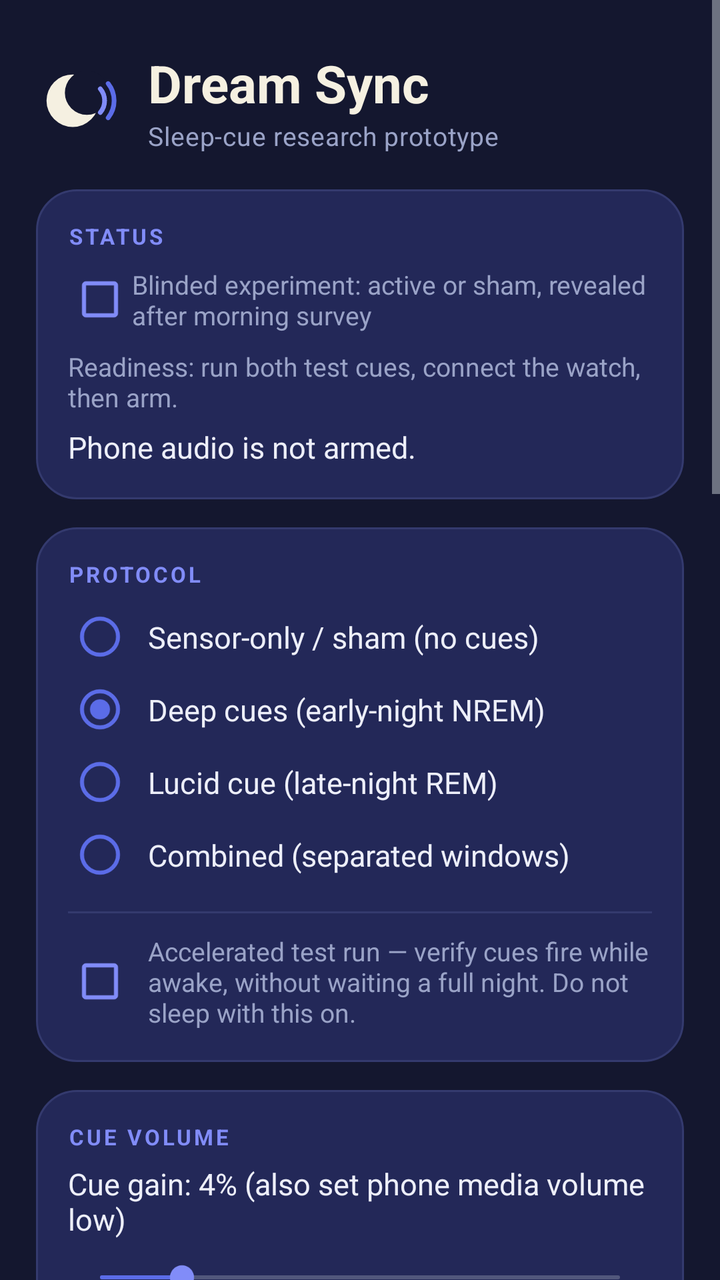
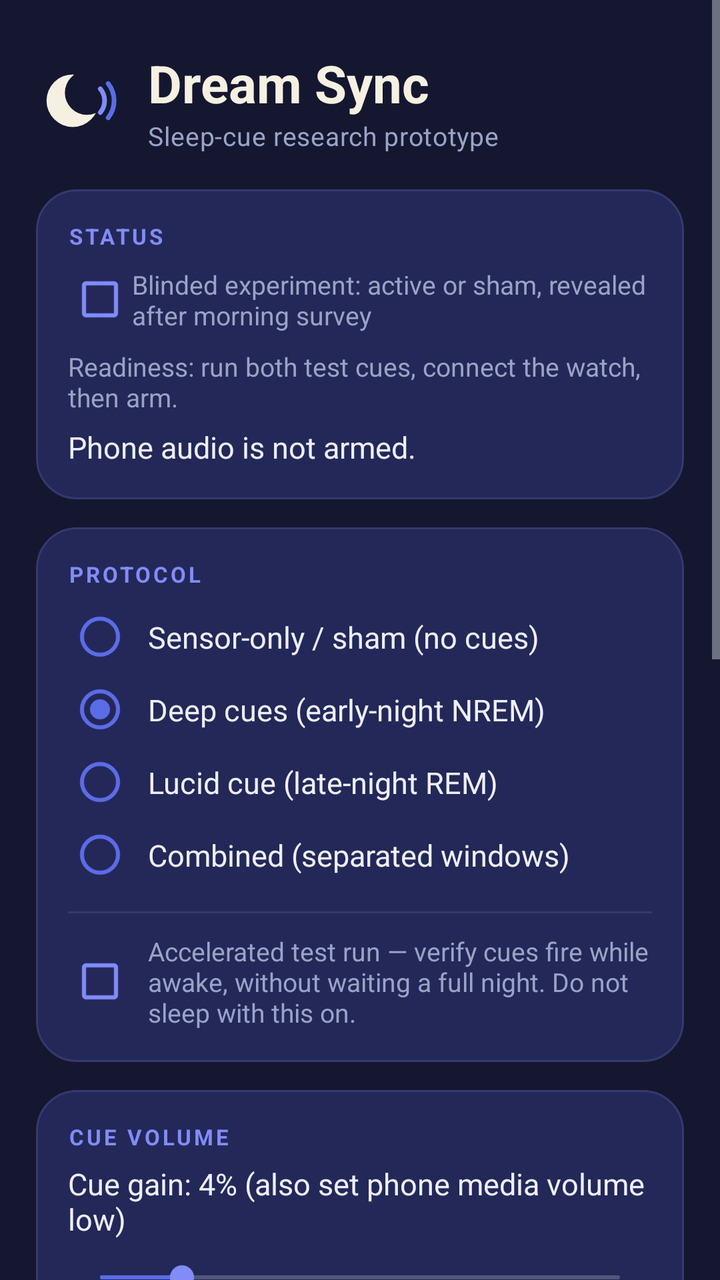

An Android layout rendered at two revisions. The XML below is the earlier revision; the diff shows what the commit changed to produce the second picture.
<!-- AndroidManifest.xml: application theme Theme.DreamSync -->
<!-- res/layout/activity_main.xml -->
<?xml version="1.0" encoding="utf-8"?>
<ScrollView xmlns:android="http://schemas.android.com/apk/res/android"
    android:layout_width="match_parent"
    android:layout_height="match_parent"
    android:background="@color/ds_bg"
    android:fillViewport="true"
    android:fitsSystemWindows="true">

    <LinearLayout
        android:layout_width="match_parent"
        android:layout_height="wrap_content"
        android:orientation="vertical"
        android:paddingHorizontal="18dp"
        android:paddingTop="24dp"
        android:paddingBottom="28dp">

        
        <LinearLayout
            android:layout_width="match_parent"
            android:layout_height="wrap_content"
            android:gravity="center_vertical"
            android:orientation="horizontal">

            <ImageView
                android:layout_width="42dp"
                android:layout_height="42dp"
                android:contentDescription="@string/app_name"
                android:src="@drawable/ic_moon" />

            <LinearLayout
                android:layout_width="0dp"
                android:layout_height="wrap_content"
                android:layout_marginStart="14dp"
                android:layout_weight="1"
                android:orientation="vertical">

                <TextView
                    android:layout_width="match_parent"
                    android:layout_height="wrap_content"
                    android:text="@string/app_name"
                    android:textColor="@color/ds_cream"
                    android:textSize="26sp"
                    android:textStyle="bold" />

                <TextView
                    android:layout_width="match_parent"
                    android:layout_height="wrap_content"
                    android:letterSpacing="0.02"
                    android:text="Sleep-cue research prototype"
                    android:textColor="@color/ds_muted"
                    android:textSize="13sp" />
            </LinearLayout>
        </LinearLayout>

        
        <LinearLayout
            android:layout_width="match_parent"
            android:layout_height="wrap_content"
            android:layout_marginTop="18dp"
            android:background="@drawable/bg_card"
            android:orientation="vertical"
            android:padding="16dp">

            <TextView
                android:layout_width="match_parent"
                android:layout_height="wrap_content"
                android:letterSpacing="0.12"
                android:text="STATUS"
                android:textColor="@color/ds_violet"
                android:textSize="11sp"
                android:textStyle="bold" />

            <CheckBox
                android:id="@+id/blindTrialCheck"
                android:layout_width="match_parent"
                android:layout_height="wrap_content"
                android:layout_marginTop="8dp"
                android:buttonTint="@color/ds_violet"
                android:text="Blinded experiment: active or sham, revealed after morning survey"
                android:textColor="@color/ds_muted"
                android:textSize="13sp" />

            <TextView
                android:id="@+id/readinessText"
                android:layout_width="match_parent"
                android:layout_height="wrap_content"
                android:layout_marginTop="8dp"
                android:text="Readiness: run both test cues, connect the watch, then arm."
                android:textColor="@color/ds_muted"
                android:textSize="13sp" />

            <TextView
                android:id="@+id/statusText"
                android:layout_width="match_parent"
                android:layout_height="wrap_content"
                android:layout_marginTop="6dp"
                android:text="Phone audio is not armed."
                android:textColor="@color/ds_text"
                android:textSize="15sp" />
        </LinearLayout>

        
        <LinearLayout
            android:layout_width="match_parent"
            android:layout_height="wrap_content"
            android:layout_marginTop="14dp"
            android:background="@drawable/bg_card"
            android:orientation="vertical"
            android:padding="16dp">

            <TextView
                android:layout_width="match_parent"
                android:layout_height="wrap_content"
                android:letterSpacing="0.12"
                android:text="PROTOCOL"
                android:textColor="@color/ds_violet"
                android:textSize="11sp"
                android:textStyle="bold" />

            <RadioGroup
                android:id="@+id/modeGroup"
                android:layout_width="match_parent"
                android:layout_height="wrap_content"
                android:layout_marginTop="6dp">

                <RadioButton
                    android:id="@+id/modeSensor"
                    android:layout_width="match_parent"
                    android:layout_height="wrap_content"
                    android:buttonTint="@color/ds_indigo"
                    android:paddingStart="8dp"
                    android:paddingVertical="8dp"
                    android:text="Sensor-only / sham (no cues)"
                    android:textColor="@color/ds_text"
                    android:textSize="15sp" />

                <RadioButton
                    android:id="@+id/modeDeep"
                    android:layout_width="match_parent"
                    android:layout_height="wrap_content"
                    android:buttonTint="@color/ds_indigo"
                    android:checked="true"
                    android:paddingStart="8dp"
                    android:paddingVertical="8dp"
                    android:text="Deep cues (early-night NREM)"
                    android:textColor="@color/ds_text"
                    android:textSize="15sp" />

                <RadioButton
                    android:id="@+id/modeLucid"
                    android:layout_width="match_parent"
                    android:layout_height="wrap_content"
                    android:buttonTint="@color/ds_indigo"
                    android:paddingStart="8dp"
                    android:paddingVertical="8dp"
                    android:text="Lucid cue (late-night REM)"
                    android:textColor="@color/ds_text"
                    android:textSize="15sp" />

                <RadioButton
                    android:id="@+id/modeCombined"
                    android:layout_width="match_parent"
                    android:layout_height="wrap_content"
                    android:buttonTint="@color/ds_indigo"
                    android:paddingStart="8dp"
                    android:paddingVertical="8dp"
                    android:text="Combined (separated windows)"
                    android:textColor="@color/ds_text"
                    android:textSize="15sp" />
            </RadioGroup>

            <View
                android:layout_width="match_parent"
                android:layout_height="1dp"
                android:layout_marginVertical="10dp"
                android:background="@color/ds_card_line" />

            <CheckBox
                android:id="@+id/dryRunCheck"
                android:layout_width="match_parent"
                android:layout_height="wrap_content"
                android:buttonTint="@color/ds_violet"
                android:paddingStart="8dp"
                android:text="Accelerated test run — verify cues fire while awake, without waiting a full night. Do not sleep with this on."
                android:textColor="@color/ds_muted"
                android:textSize="13sp" />
        </LinearLayout>

        
        <LinearLayout
            android:layout_width="match_parent"
            android:layout_height="wrap_content"
            android:layout_marginTop="14dp"
            android:background="@drawable/bg_card"
            android:orientation="vertical"
            android:padding="16dp">

            <TextView
                android:layout_width="match_parent"
                android:layout_height="wrap_content"
                android:letterSpacing="0.12"
                android:text="CUE VOLUME"
                android:textColor="@color/ds_violet"
                android:textSize="11sp"
                android:textStyle="bold" />

            <TextView
                android:id="@+id/gainLabel"
                android:layout_width="match_parent"
                android:layout_height="wrap_content"
                android:layout_marginTop="6dp"
                android:text="Cue gain: 4% (also set phone media volume low)"
                android:textColor="@color/ds_text"
                android:textSize="15sp" />

            <SeekBar
                android:id="@+id/gainSeek"
                android:layout_width="match_parent"
                android:layout_height="wrap_content"
                android:layout_marginTop="10dp"
                android:max="20"
                android:min="1"
                android:progress="4"
                android:progressTint="@color/ds_indigo"
                android:thumbTint="@color/ds_violet" />

            <TextView
                android:layout_width="match_parent"
                android:layout_height="wrap_content"
                android:layout_marginTop="8dp"
                android:text="Lie down, play a test cue, lower it until barely audible, then go one step lower."
                android:textColor="@color/ds_muted"
                android:textSize="13sp" />

            <LinearLayout
                android:layout_width="match_parent"
                android:layout_height="wrap_content"
                android:layout_marginTop="12dp"
                android:orientation="horizontal">

                <Button
                    android:id="@+id/testDeepButton"
                    android:layout_width="0dp"
                    android:layout_height="52dp"
                    android:layout_marginEnd="6dp"
                    android:layout_weight="1"
                    android:background="@drawable/btn_outline"
                    android:stateListAnimator="@null"
                    android:text="Test deep cue"
                    android:textAllCaps="false"
                    android:textColor="@color/ds_ice"
                    android:textSize="14sp" />

                <Button
                    android:id="@+id/testLucidButton"
                    android:layout_width="0dp"
                    android:layout_height="52dp"
                    android:layout_marginStart="6dp"
                    android:layout_weight="1"
                    android:background="@drawable/btn_outline"
                    android:stateListAnimator="@null"
                    android:text="Practice lucid chime"
                    android:textAllCaps="false"
                    android:textColor="@color/ds_ice"
                    android:textSize="14sp" />
            </LinearLayout>
        </LinearLayout>

        
        <LinearLayout
            android:layout_width="match_parent"
            android:layout_height="wrap_content"
            android:layout_marginTop="14dp"
            android:background="@drawable/bg_card"
            android:orientation="vertical"
            android:padding="16dp">

            <TextView
                android:layout_width="match_parent"
                android:layout_height="wrap_content"
                android:letterSpacing="0.12"
                android:text="NIGHT SESSION"
                android:textColor="@color/ds_violet"
                android:textSize="11sp"
                android:textStyle="bold" />

            <Button
                android:id="@+id/armButton"
                android:layout_width="match_parent"
                android:layout_height="56dp"
                android:layout_marginTop="10dp"
                android:background="@drawable/btn_primary"
                android:stateListAnimator="@null"
                android:text="Arm phone audio + send settings"
                android:textAllCaps="false"
                android:textColor="#FFFFFF"
                android:textSize="16sp"
                android:textStyle="bold" />

            <LinearLayout
                android:layout_width="match_parent"
                android:layout_height="wrap_content"
                android:layout_marginTop="10dp"
                android:orientation="horizontal">

                <Button
                    android:id="@+id/openWatchButton"
                    android:layout_width="0dp"
                    android:layout_height="52dp"
                    android:layout_marginEnd="6dp"
                    android:layout_weight="1"
                    android:background="@drawable/btn_outline"
                    android:stateListAnimator="@null"
                    android:text="Open on watch"
                    android:textAllCaps="false"
                    android:textColor="@color/ds_ice"
                    android:textSize="14sp" />

                <Button
                    android:id="@+id/stopButton"
                    android:layout_width="0dp"
                    android:layout_height="52dp"
                    android:layout_marginStart="6dp"
                    android:layout_weight="1"
                    android:background="@drawable/btn_danger"
                    android:stateListAnimator="@null"
                    android:text="Stop session"
                    android:textAllCaps="false"
                    android:textColor="@color/ds_danger"
                    android:textSize="14sp" />
            </LinearLayout>
        </LinearLayout>

        
        <LinearLayout
            android:layout_width="match_parent"
            android:layout_height="wrap_content"
            android:layout_marginTop="14dp"
            android:background="@drawable/bg_card"
            android:orientation="vertical"
            android:padding="16dp">

            <TextView
                android:layout_width="match_parent"
                android:layout_height="wrap_content"
                android:letterSpacing="0.12"
                android:text="MORNING + RESEARCH DATA"
                android:textColor="@color/ds_violet"
                android:textSize="11sp"
                android:textStyle="bold" />

            <Button
                android:id="@+id/morningButton"
                android:layout_width="match_parent"
                android:layout_height="52dp"
                android:layout_marginTop="10dp"
                android:background="@drawable/btn_primary"
                android:stateListAnimator="@null"
                android:text="Complete morning survey"
                android:textAllCaps="false"
                android:textColor="#FFFFFF" />

            <LinearLayout
                android:layout_width="match_parent"
                android:layout_height="wrap_content"
                android:layout_marginTop="8dp"
                android:orientation="horizontal">

                <Button
                    android:id="@+id/historyButton"
                    android:layout_width="0dp"
                    android:layout_height="52dp"
                    android:layout_marginEnd="4dp"
                    android:layout_weight="1"
                    android:background="@drawable/btn_outline"
                    android:text="History"
                    android:textAllCaps="false"
                    android:textColor="@color/ds_ice" />

                <Button
                    android:id="@+id/exportButton"
                    android:layout_width="0dp"
                    android:layout_height="52dp"
                    android:layout_marginHorizontal="4dp"
                    android:layout_weight="1"
                    android:background="@drawable/btn_outline"
                    android:text="Export"
                    android:textAllCaps="false"
                    android:textColor="@color/ds_ice" />

                <Button
                    android:id="@+id/deleteDataButton"
                    android:layout_width="0dp"
                    android:layout_height="52dp"
                    android:layout_marginStart="4dp"
                    android:layout_weight="1"
                    android:background="@drawable/btn_danger"
                    android:text="Delete"
                    android:textAllCaps="false"
                    android:textColor="@color/ds_danger" />
            </LinearLayout>
        </LinearLayout>

        
        <LinearLayout
            android:layout_width="match_parent"
            android:layout_height="wrap_content"
            android:layout_marginTop="14dp"
            android:background="@drawable/bg_card"
            android:orientation="vertical"
            android:padding="16dp">

            <LinearLayout
                android:layout_width="match_parent"
                android:layout_height="wrap_content"
                android:gravity="center_vertical"
                android:orientation="horizontal">

                <TextView
                    android:layout_width="0dp"
                    android:layout_height="wrap_content"
                    android:layout_weight="1"
                    android:letterSpacing="0.12"
                    android:text="DEPLOY WATCH APP"
                    android:textColor="@color/ds_violet"
                    android:textSize="11sp"
                    android:textStyle="bold" />

                <TextView
                    android:id="@+id/watchHelpButton"
                    android:layout_width="wrap_content"
                    android:layout_height="wrap_content"
                    android:background="?android:attr/selectableItemBackgroundBorderless"
                    android:paddingHorizontal="8dp"
                    android:paddingVertical="4dp"
                    android:text="How?"
                    android:textColor="@color/ds_indigo"
                    android:textSize="13sp"
                    android:textStyle="bold" />
            </LinearLayout>

            <TextView
                android:layout_width="match_parent"
                android:layout_height="wrap_content"
                android:layout_marginTop="8dp"
                android:text="1"
                android:textColor="@color/ds_indigo"
                android:textSize="13sp"
                android:textStyle="bold" />

            <TextView
                android:layout_width="match_parent"
                android:layout_height="wrap_content"
                android:text="On the watch: Settings ▸ System ▸ About ▸ tap Build number 7 times."
                android:textColor="@color/ds_text"
                android:textSize="13sp" />

            <TextView
                android:layout_width="match_parent"
                android:layout_height="wrap_content"
                android:layout_marginTop="8dp"
                android:text="2"
                android:textColor="@color/ds_indigo"
                android:textSize="13sp"
                android:textStyle="bold" />

            <TextView
                android:layout_width="match_parent"
                android:layout_height="wrap_content"
                android:text="Developer options ▸ turn on ADB debugging and Debug over Wi-Fi. Same Wi-Fi as this phone."
                android:textColor="@color/ds_text"
                android:textSize="13sp" />

            <TextView
                android:layout_width="match_parent"
                android:layout_height="wrap_content"
                android:layout_marginTop="8dp"
                android:text="3"
                android:textColor="@color/ds_indigo"
                android:textSize="13sp"
                android:textStyle="bold" />

            <TextView
                android:layout_width="match_parent"
                android:layout_height="wrap_content"
                android:text="Type the IP:port the watch shows, then install."
                android:textColor="@color/ds_text"
                android:textSize="13sp" />

            <EditText
                android:id="@+id/watchAddressInput"
                android:layout_width="match_parent"
                android:layout_height="52dp"
                android:layout_marginTop="12dp"
                android:background="@drawable/bg_input_selector"
                android:hint="192.168.1.42:5555"
                android:importantForAutofill="no"
                android:inputType="textUri"
                android:paddingHorizontal="14dp"
                android:singleLine="true"
                android:textColor="@color/ds_text"
                android:textColorHint="#5A6187"
                android:textSize="15sp" />

            <Button
                android:id="@+id/deployWatchButton"
                android:layout_width="match_parent"
                android:layout_height="52dp"
                android:layout_marginTop="10dp"
                android:background="@drawable/btn_outline"
                android:stateListAnimator="@null"
                android:text="Install watch app over Wi-Fi"
                android:textAllCaps="false"
                android:textColor="@color/ds_ice"
                android:textSize="14sp" />

            <Button
                android:id="@+id/exportInstallLogButton"
                android:layout_width="match_parent"
                android:layout_height="48dp"
                android:layout_marginTop="8dp"
                android:background="@drawable/btn_outline"
                android:stateListAnimator="@null"
                android:text="Export watch install error log"
                android:textAllCaps="false"
                android:textColor="@color/ds_muted"
                android:textSize="13sp" />
        </LinearLayout>

        <TextView
            android:layout_width="match_parent"
            android:layout_height="wrap_content"
            android:layout_marginTop="16dp"
            android:text="Tonight: keep the phone 50–100 cm from the pillow. The watch estimates probable sleep states from motion and heart rate; it does not measure EEG or diagnose sleep stages."
            android:textColor="@color/ds_muted"
            android:textSize="12sp" />
    </LinearLayout>
</ScrollView>
<!-- resources referenced by this layout -->
<resources>
  <color name="ds_bg">#14172F</color>
  <color name="ds_card_line">#343A6E</color>
  <color name="ds_cream">#F5F0E1</color>
  <color name="ds_danger">#C05C63</color>
  <color name="ds_ice">#CADCFC</color>
  <color name="ds_indigo">#5B6CE8</color>
  <color name="ds_muted">#9AA3C7</color>
  <color name="ds_text">#EDEFFA</color>
  <color name="ds_violet">#818CF8</color>
  <!-- drawable bg_card (drawable) -->
  <?xml version="1.0" encoding="utf-8"?>
  <shape xmlns:android="http://schemas.android.com/apk/res/android" android:shape="rectangle">
      <solid android:color="@color/ds_card" />
      <corners android:radius="20dp" />
      <stroke android:width="1dp" android:color="@color/ds_card_line" />
  </shape>
  <!-- drawable bg_input_selector (drawable) -->
  <?xml version="1.0" encoding="utf-8"?>
  <selector xmlns:android="http://schemas.android.com/apk/res/android">
      <item android:state_focused="true" android:drawable="@drawable/bg_input_focused" />
      <item android:drawable="@drawable/bg_input" />
  </selector>
  <!-- drawable btn_danger (drawable) -->
  <?xml version="1.0" encoding="utf-8"?>
  <ripple xmlns:android="http://schemas.android.com/apk/res/android"
      android:color="#33C05C63">
      <item>
          <shape android:shape="rectangle">
              <solid android:color="#00000000" />
              <corners android:radius="14dp" />
              <stroke android:width="1.5dp" android:color="@color/ds_danger" />
          </shape>
      </item>
  </ripple>
  <!-- drawable btn_outline (drawable) -->
  <?xml version="1.0" encoding="utf-8"?>
  <ripple xmlns:android="http://schemas.android.com/apk/res/android"
      android:color="#335B6CE8">
      <item>
          <shape android:shape="rectangle">
              <solid android:color="#00000000" />
              <corners android:radius="14dp" />
              <stroke android:width="1.5dp" android:color="@color/ds_indigo" />
          </shape>
      </item>
  </ripple>
  <!-- drawable btn_primary (drawable) -->
  <?xml version="1.0" encoding="utf-8"?>
  <ripple xmlns:android="http://schemas.android.com/apk/res/android"
      android:color="#33FFFFFF">
      <item>
          <shape android:shape="rectangle">
              <solid android:color="@color/ds_indigo" />
              <corners android:radius="14dp" />
          </shape>
      </item>
  </ripple>
  <string name="app_name">Dream Sync</string>
  <style name="Theme.DreamSync" parent="android:Theme.DeviceDefault.NoActionBar">
          <item name="android:windowBackground">@color/ds_bg</item>
          <item name="android:statusBarColor">@color/ds_bg</item>
          <item name="android:navigationBarColor">@color/ds_bg</item>
          <item name="android:windowLightStatusBar">false</item>
          <item name="android:colorAccent">@color/ds_indigo</item>
          <item name="android:colorControlActivated">@color/ds_indigo</item>
          <item name="android:colorControlHighlight">#335B6CE8</item>
          <item name="android:textColorHighlight">#555B6CE8</item>
      </style>
  <color name="ds_card">#232858</color>
  <!-- drawable bg_input_focused (drawable) -->
  <?xml version="1.0" encoding="utf-8"?>
  <shape xmlns:android="http://schemas.android.com/apk/res/android" android:shape="rectangle">
      <solid android:color="#14172F" />
      <corners android:radius="12dp" />
      <stroke android:width="1.5dp" android:color="@color/ds_indigo" />
  </shape>
  <!-- drawable bg_input (drawable) -->
  <?xml version="1.0" encoding="utf-8"?>
  <shape xmlns:android="http://schemas.android.com/apk/res/android" android:shape="rectangle">
      <solid android:color="#14172F" />
      <corners android:radius="12dp" />
      <stroke android:width="1dp" android:color="@color/ds_card_line" />
  </shape>
  <!-- unchanged entries left out for length: 1 -->
</resources>

<!-- the commit's change to res/layout/activity_main.xml (unified diff, before → after) -->
@@ -401,132 +401,6 @@
             </LinearLayout>
         </LinearLayout>
 
-        
-        <LinearLayout
-            android:layout_width="match_parent"
-            android:layout_height="wrap_content"
-            android:layout_marginTop="14dp"
-            android:background="@drawable/bg_card"
-            android:orientation="vertical"
-            android:padding="16dp">
-
-            <LinearLayout
-                android:layout_width="match_parent"
-                android:layout_height="wrap_content"
-                android:gravity="center_vertical"
-                android:orientation="horizontal">
-
-                <TextView
-                    android:layout_width="0dp"
-                    android:layout_height="wrap_content"
-                    android:layout_weight="1"
-                    android:letterSpacing="0.12"
-                    android:text="DEPLOY WATCH APP"
-                    android:textColor="@color/ds_violet"
-                    android:textSize="11sp"
-                    android:textStyle="bold" />
-
-                <TextView
-                    android:id="@+id/watchHelpButton"
-                    android:layout_width="wrap_content"
-                    android:layout_height="wrap_content"
-                    android:background="?android:attr/selectableItemBackgroundBorderless"
-                    android:paddingHorizontal="8dp"
-                    android:paddingVertical="4dp"
-                    android:text="How?"
-                    android:textColor="@color/ds_indigo"
-                    android:textSize="13sp"
-                    android:textStyle="bold" />
-            </LinearLayout>
-
-            <TextView
-                android:layout_width="match_parent"
-                android:layout_height="wrap_content"
-                android:layout_marginTop="8dp"
-                android:text="1"
-                android:textColor="@color/ds_indigo"
-                android:textSize="13sp"
-                android:textStyle="bold" />
-
-            <TextView
-                android:layout_width="match_parent"
-                android:layout_height="wrap_content"
-                android:text="On the watch: Settings ▸ System ▸ About ▸ tap Build number 7 times."
-                android:textColor="@color/ds_text"
-                android:textSize="13sp" />
-
-            <TextView
-                android:layout_width="match_parent"
-                android:layout_height="wrap_content"
-                android:layout_marginTop="8dp"
-                android:text="2"
-                android:textColor="@color/ds_indigo"
-                android:textSize="13sp"
-                android:textStyle="bold" />
-
-            <TextView
-                android:layout_width="match_parent"
-                android:layout_height="wrap_content"
-                android:text="Developer options ▸ turn on ADB debugging and Debug over Wi-Fi. Same Wi-Fi as this phone."
-                android:textColor="@color/ds_text"
-                android:textSize="13sp" />
-
-            <TextView
-                android:layout_width="match_parent"
-                android:layout_height="wrap_content"
-                android:layout_marginTop="8dp"
-                android:text="3"
-                android:textColor="@color/ds_indigo"
-                android:textSize="13sp"
-                android:textStyle="bold" />
-
-            <TextView
-                android:layout_width="match_parent"
-                android:layout_height="wrap_content"
-                android:text="Type the IP:port the watch shows, then install."
-                android:textColor="@color/ds_text"
-                android:textSize="13sp" />
-
-            <EditText
-                android:id="@+id/watchAddressInput"
-                android:layout_width="match_parent"
-                android:layout_height="52dp"
-                android:layout_marginTop="12dp"
-                android:background="@drawable/bg_input_selector"
-                android:hint="192.168.1.42:5555"
-                android:importantForAutofill="no"
-                android:inputType="textUri"
-                android:paddingHorizontal="14dp"
-                android:singleLine="true"
-                android:textColor="@color/ds_text"
-                android:textColorHint="#5A6187"
-                android:textSize="15sp" />
-
-            <Button
-                android:id="@+id/deployWatchButton"
-                android:layout_width="match_parent"
-                android:layout_height="52dp"
-                android:layout_marginTop="10dp"
-                android:background="@drawable/btn_outline"
-                android:stateListAnimator="@null"
-                android:text="Install watch app over Wi-Fi"
-                android:textAllCaps="false"
-                android:textColor="@color/ds_ice"
-                android:textSize="14sp" />
-
-            <Button
-                android:id="@+id/exportInstallLogButton"
-                android:layout_width="match_parent"
-                android:layout_height="48dp"
-                android:layout_marginTop="8dp"
-                android:background="@drawable/btn_outline"
-                android:stateListAnimator="@null"
-                android:text="Export watch install error log"
-                android:textAllCaps="false"
-                android:textColor="@color/ds_muted"
-                android:textSize="13sp" />
-        </LinearLayout>
-
         <TextView
             android:layout_width="match_parent"
             android:layout_height="wrap_content"
<!-- resource entries referenced after the edit -->
@@ -16,12 +16,6 @@
       <corners android:radius="20dp" />
       <stroke android:width="1dp" android:color="@color/ds_card_line" />
   </shape>
-  <!-- drawable bg_input_selector (drawable) -->
-  <?xml version="1.0" encoding="utf-8"?>
-  <selector xmlns:android="http://schemas.android.com/apk/res/android">
-      <item android:state_focused="true" android:drawable="@drawable/bg_input_focused" />
-      <item android:drawable="@drawable/bg_input" />
-  </selector>
   <!-- drawable btn_danger (drawable) -->
   <?xml version="1.0" encoding="utf-8"?>
   <ripple xmlns:android="http://schemas.android.com/apk/res/android"
@@ -69,20 +63,6 @@
           <item name="android:textColorHighlight">#555B6CE8</item>
       </style>
   <color name="ds_card">#232858</color>
-  <!-- drawable bg_input_focused (drawable) -->
-  <?xml version="1.0" encoding="utf-8"?>
-  <shape xmlns:android="http://schemas.android.com/apk/res/android" android:shape="rectangle">
-      <solid android:color="#14172F" />
-      <corners android:radius="12dp" />
-      <stroke android:width="1.5dp" android:color="@color/ds_indigo" />
-  </shape>
-  <!-- drawable bg_input (drawable) -->
-  <?xml version="1.0" encoding="utf-8"?>
-  <shape xmlns:android="http://schemas.android.com/apk/res/android" android:shape="rectangle">
-      <solid android:color="#14172F" />
-      <corners android:radius="12dp" />
-      <stroke android:width="1dp" android:color="@color/ds_card_line" />
-  </shape>
   <!-- unchanged entries left out for length: 1 -->
 </resources>
 
